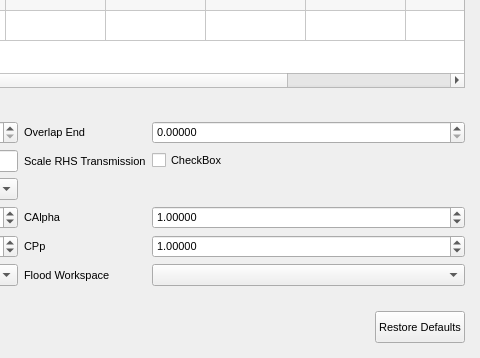
First picture: the form in qt/scientific_interfaces/ISISReflectometry/GUI/Experiment/ExperimentWidget.ui, repository mantidproject/mantid, before the edit; both pictures show x 472 to 952 and y 166 to 524 of the 952 by 524 pixel window.
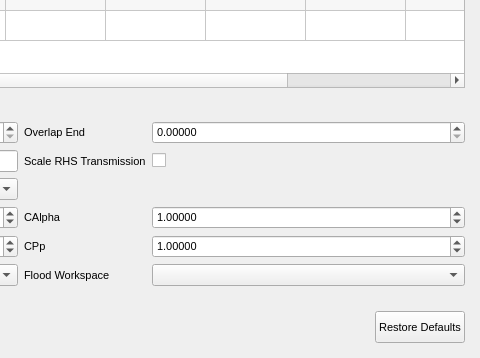
Second picture: the form after the edit. Custom widgets are drawn as their Qt base class.

Commit message:
Minor change to remove unwanted "CheckBox" text
Re #26063

Diff of the .ui file:
```diff
--- a/qt/scientific_interfaces/ISISReflectometry/GUI/Experiment/ExperimentWidget.ui
+++ b/qt/scientific_interfaces/ISISReflectometry/GUI/Experiment/ExperimentWidget.ui
@@ -629,7 +629,7 @@
         </size>
        </property>
        <property name="text">
-        <string>CheckBox</string>
+        <string/>
        </property>
       </widget>
      </item>
```
